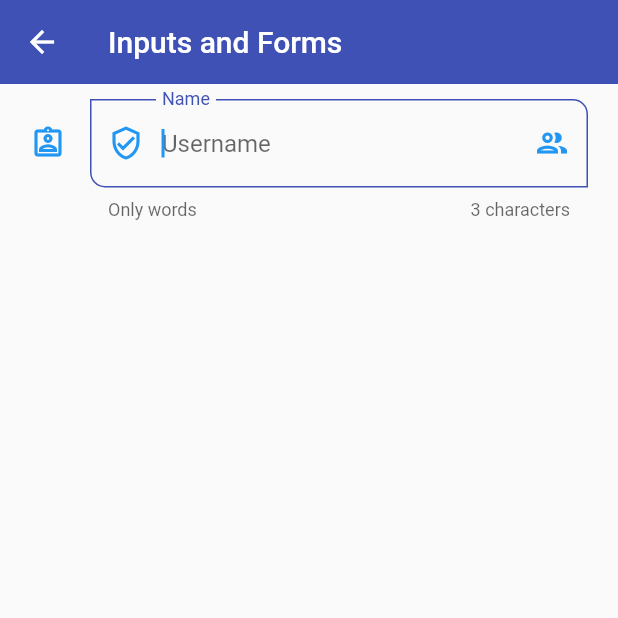
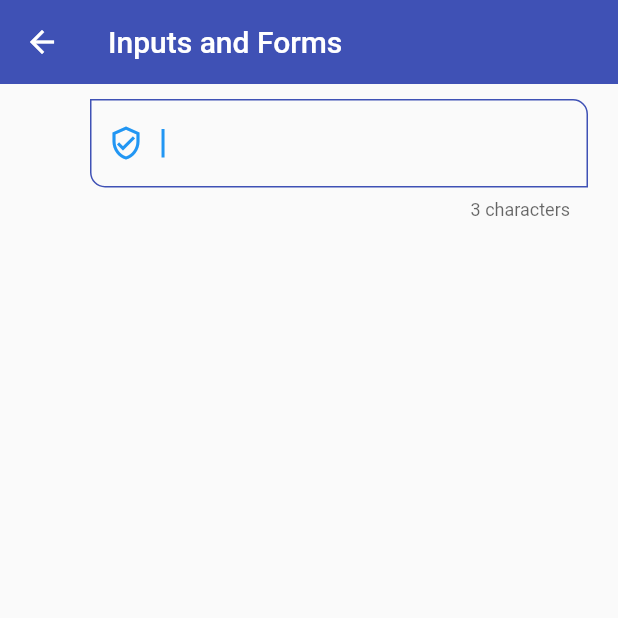
Before and after one commit to luisfdomontoya/flr_component, a Flutter app: the InputsScreen screen opened by its route, on a phone screen of 412 x 824 dp, the top half of it. Run offline on Flutter 3.47's test engine with Material 2 defaults, Android fonts, the phone set to English and light mode, and no system bars.

Commit message:
TextFormField -- creating a custom widget 2

```diff
--- a/lib/main.dart
+++ b/lib/main.dart
@@ -1,7 +1,6 @@
 // Llama el archivo de exportaciones llamado screens.dart
 import 'package:flr_component/router/app_routes.dart';
 import 'package:flr_component/theme/app_theme.dart';
-
 import 'package:flutter/material.dart';
 
 void main() => runApp(const MyApp());
--- a/lib/widgets/custom_input_field.dart
+++ b/lib/widgets/custom_input_field.dart
@@ -1,8 +1,19 @@
 import 'package:flutter/material.dart';
 
 class CustomInputField extends StatelessWidget {
+  final String? hintText;
+  final String? labelText;
+  final String? helperText;
+  final IconData? icon;
+  final IconData? suffixIcon;
+
   const CustomInputField({
     Key? key,
+    this.hintText,
+    this.labelText,
+    this.helperText,
+    this.icon,
+    this.suffixIcon,
   }) : super(key: key);
 
   @override
@@ -18,14 +29,14 @@ class CustomInputField extends StatelessWidget {
         return value.length < 3 ? 'At least 3 characters' : null;
       },
       autovalidateMode: AutovalidateMode.onUserInteraction,
-      decoration: const InputDecoration(
-        hintText: 'Username',
-        labelText: 'Name',
-        helperText: 'Only words',
+      decoration: InputDecoration(
+        hintText: hintText,
+        labelText: labelText,
+        helperText: helperText,
         counterText: '3 characters',
-        suffixIcon: Icon(Icons.group_outlined),
-        prefixIcon: Icon(Icons.verified_user_outlined),
-        icon: Icon(Icons.assignment_ind_outlined),
+        suffixIcon: Icon(suffixIcon),
+        prefixIcon: const Icon(Icons.verified_user_outlined),
+        icon: Icon(icon),
         // border: OutlineInputBorder(
         //   borderRadius: BorderRadius.only(
         //     bottomLeft: Radius.circular(10),
```
